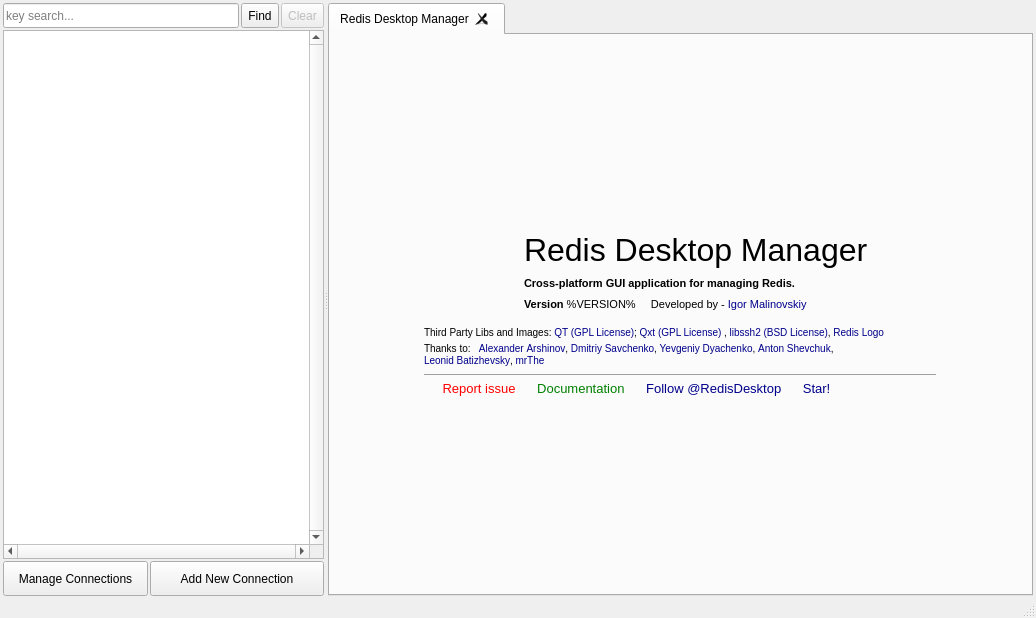
Old version of the form redis-desktop-manager/forms/demo.ui in the repository RedisInsight/RedisDesktopManager.
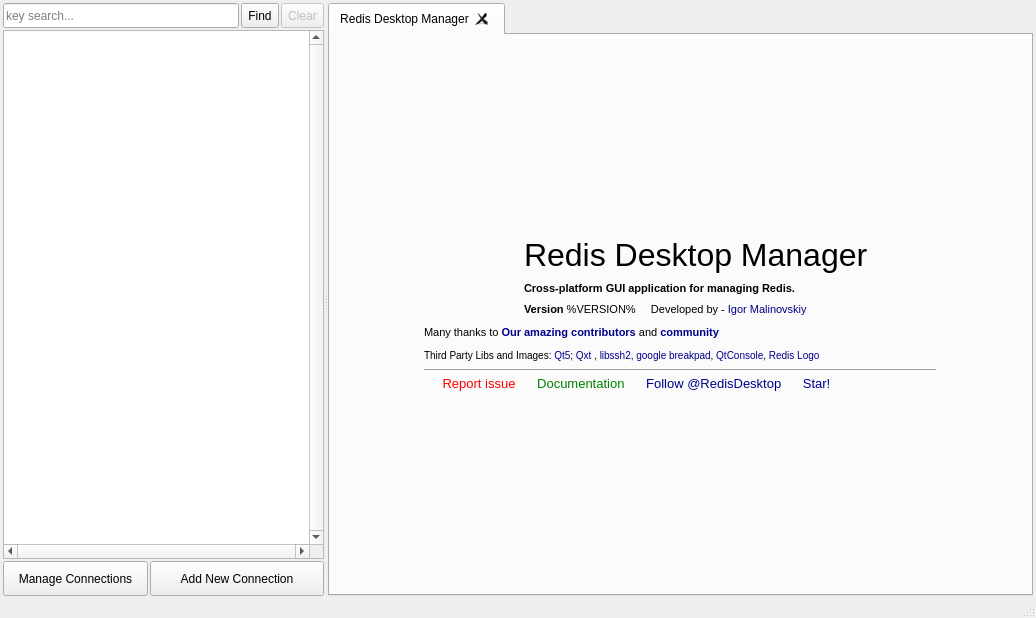
New version of the form. Icons and pictures are not drawn. Custom widgets are drawn as their Qt base class.

Commit message: Improved @about tab on main form

Diff of the .ui file:
```diff
--- a/redis-desktop-manager/forms/demo.ui
+++ b/redis-desktop-manager/forms/demo.ui
@@ -520,15 +520,9 @@
 &lt;style&gt;a {color: darkblue; text-decoration: none}&lt;/style&gt;
 &lt;body style=&quot;width:100%;&quot;&gt;&lt;div style=&quot;font-size:20pt; padding-top:10px;&quot;&gt;&lt;img style=&quot;float:left;&quot; src=&quot;:/images/logo.png&quot;/&gt;&lt;div style=&quot; font-size:24pt; margin-left: 100px; margin-top:2px; display: inline-block; padding-left:50px;&quot;&gt;Redis Desktop Manager&lt;/div&gt;&lt;div style=&quot;margin-left: 100px; display: inline-block; padding-left:53px; font-size: 11px; line-height: 21px&quot;&gt;&lt;b&gt;Cross-platform GUI application for managing Redis.&lt;/b&gt; &lt;br /&gt;&lt;b&gt;Version&lt;/b&gt; %VERSION% &amp;nbsp;&amp;nbsp;&amp;nbsp; Developed by - &lt;a href=&quot;http://glide.name/?rdm&quot;&gt;Igor Malinovskiy&lt;/a&gt; &lt;/div&gt;
 
-&lt;div style=&quot;font-size: 10px&quot;&gt;Third Party Libs and Images:&lt;a href=&quot;http://qt-project.org/&quot;&gt; QT (GPL License)&lt;/a&gt;; &lt;a href=&quot;http://libqxt.org/&quot;&gt;Qxt (GPL License)&lt;/a&gt; , &lt;a href=&quot;http://www.libssh2.org&quot;&gt;libssh2 (BSD License)&lt;/a&gt;, &lt;a href=&quot;http://www.carlosprioglio.com/&quot;&gt;Redis Logo&lt;/a&gt;&lt;/div&gt;
+&lt;div style=&quot;font-size: 11px; margin: 10px 0;&quot;&gt;Many thanks to &lt;b&gt;&lt;a href=&quot;http://redisdesktop.com/#contributors&quot;&gt;Our amazing contributors&lt;/a&gt;&lt;/b&gt; and &lt;b&gt;&lt;a href=&quot;http://redisdesktop.com/community&quot;&gt;community&lt;/a&gt;&lt;/b&gt;
+&lt;div style=&quot;font-size: 10px&quot;&gt;Third Party Libs and Images:&lt;a href=&quot;http://qt-project.org/&quot;&gt; Qt5&lt;/a&gt;; &lt;a href=&quot;http://libqxt.org/&quot;&gt;Qxt&lt;/a&gt; , &lt;a href=&quot;http://www.libssh2.org&quot;&gt;libssh2&lt;/a&gt;, &lt;a href=&quot;http://code.google.com/p/google-breakpad/&quot;&gt;google breakpad&lt;/a&gt;, &lt;a href=&quot;https://github.com/uglide/QtConsole&quot;&gt;QtConsole&lt;/a&gt;, &lt;a href=&quot;http://www.carlosprioglio.com/&quot;&gt;Redis Logo&lt;/a&gt;&lt;/div&gt;
 
-&lt;div style=&quot;font-size: 10px;&quot;&gt;Thanks to:&amp;nbsp;&amp;nbsp;
-&lt;a href=&quot;https://github.com/stalker-druid/&quot;&gt;Alexander&amp;nbsp;Arshinov&lt;/a&gt;, 
-&lt;a href=&quot;https://github.com/loginwashere&quot;&gt;Dmitriy&amp;nbsp;Savchenko&lt;/a&gt;, 
-&lt;a href=&quot;https://github.com/Dyachenko&quot;&gt;Yevgeniy&amp;nbsp;Dyachenko&lt;/a&gt;,
-&lt;a href=&quot;https://github.com/AntonShevchuk&quot;&gt;Anton&amp;nbsp;Shevchuk&lt;/a&gt;, &lt;br /&gt;
-&lt;a href=&quot;https://github.com/leonko&quot;&gt;Leonid&amp;nbsp;Batizhevsky&lt;/a&gt;,
-&lt;a href=&quot;https://github.com/mrThe&quot;&gt;mrThe&lt;/a&gt;
 &lt;/div&gt;
 
 
```
The commit also changes 1 other file.
